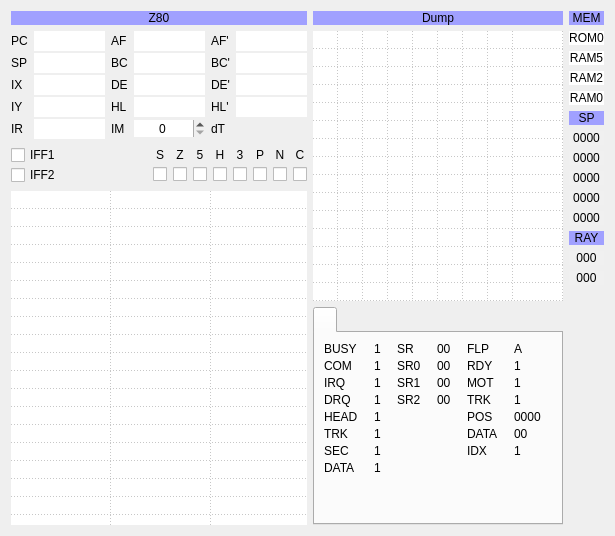
This is ui/debuger.ui in samstyle/Xpeccy as Qt 5 draws it before an edit. The edited form follows.
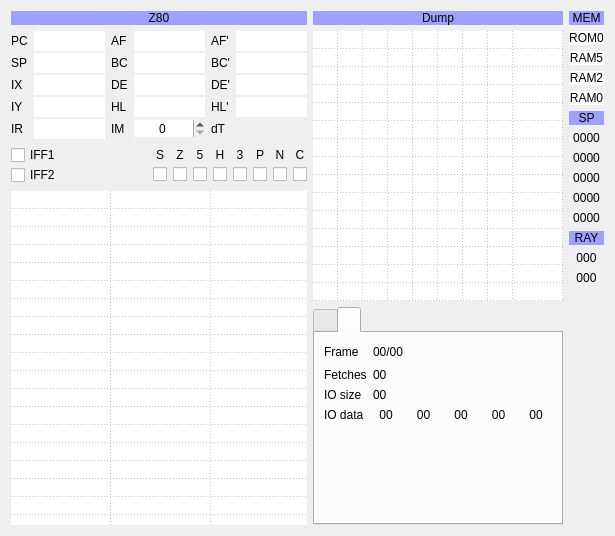
This is the edited form. The open tabs and pages were chosen to show the change. Icons and pictures are not drawn.

The edit to the form file:
```diff
--- a/ui/debuger.ui
+++ b/ui/debuger.ui
@@ -1087,6 +1087,150 @@
          </item>
         </layout>
        </widget>
+       <widget class="QWidget" name="rzxTab">
+        <attribute name="icon">
+         <iconset resource="../xpeccy.qrc">
+          <normaloff>:/images/video.png</normaloff>:/images/video.png</iconset>
+        </attribute>
+        <attribute name="title">
+         <string/>
+        </attribute>
+        <layout class="QVBoxLayout" name="verticalLayout">
+         <item>
+          <layout class="QGridLayout" name="gridLayout_3">
+           <item row="1" column="1">
+            <widget class="QLabel" name="rzxFetch">
+             <property name="text">
+              <string>00</string>
+             </property>
+            </widget>
+           </item>
+           <item row="2" column="1">
+            <widget class="QLabel" name="rzxFSize">
+             <property name="text">
+              <string>00</string>
+             </property>
+            </widget>
+           </item>
+           <item row="0" column="0">
+            <widget class="QLabel" name="label_48">
+             <property name="text">
+              <string>Frame</string>
+             </property>
+            </widget>
+           </item>
+           <item row="0" column="1">
+            <widget class="QLabel" name="rzxFrm">
+             <property name="text">
+              <string>00/00</string>
+             </property>
+            </widget>
+           </item>
+           <item row="1" column="0">
+            <widget class="QLabel" name="label_51">
+             <property name="text">
+              <string>Fetches</string>
+             </property>
+            </widget>
+           </item>
+           <item row="2" column="0">
+            <widget class="QLabel" name="label_52">
+             <property name="text">
+              <string>IO size</string>
+             </property>
+            </widget>
+           </item>
+           <item row="0" column="2">
+            <spacer name="horizontalSpacer_3">
+             <property name="orientation">
+              <enum>Qt::Horizontal</enum>
+             </property>
+             <property name="sizeHint" stdset="0">
+              <size>
+               <width>40</width>
+               <height>20</height>
+              </size>
+             </property>
+            </spacer>
+           </item>
+          </layout>
+         </item>
+         <item>
+          <layout class="QHBoxLayout" name="horizontalLayout_2">
+           <item>
+            <widget class="QLabel" name="label_50">
+             <property name="text">
+              <string>IO data</string>
+             </property>
+            </widget>
+           </item>
+           <item>
+            <widget class="QLabel" name="rzxIO1">
+             <property name="text">
+              <string>00</string>
+             </property>
+             <property name="alignment">
+              <set>Qt::AlignCenter</set>
+             </property>
+            </widget>
+           </item>
+           <item>
+            <widget class="QLabel" name="rzxIO2">
+             <property name="text">
+              <string>00</string>
+             </property>
+             <property name="alignment">
+              <set>Qt::AlignCenter</set>
+             </property>
+            </widget>
+           </item>
+           <item>
+            <widget class="QLabel" name="rzxIO3">
+             <property name="text">
+              <string>00</string>
+             </property>
+             <property name="alignment">
+              <set>Qt::AlignCenter</set>
+             </property>
+            </widget>
+           </item>
+           <item>
+            <widget class="QLabel" name="rzxIO4">
+             <property name="text">
+              <string>00</string>
+             </property>
+             <property name="alignment">
+              <set>Qt::AlignCenter</set>
+             </property>
+            </widget>
+           </item>
+           <item>
+            <widget class="QLabel" name="rzxIO5">
+             <property name="text">
+              <string>00</string>
+             </property>
+             <property name="alignment">
+              <set>Qt::AlignCenter</set>
+             </property>
+            </widget>
+           </item>
+          </layout>
+         </item>
+         <item>
+          <spacer name="verticalSpacer_2">
+           <property name="orientation">
+            <enum>Qt::Vertical</enum>
+           </property>
+           <property name="sizeHint" stdset="0">
+            <size>
+             <width>20</width>
+             <height>93</height>
+            </size>
+           </property>
+          </spacer>
+         </item>
+        </layout>
+       </widget>
       </widget>
      </item>
     </layout>
```
Left out of the diff: 2 changed lines with no effect on the pictures.
